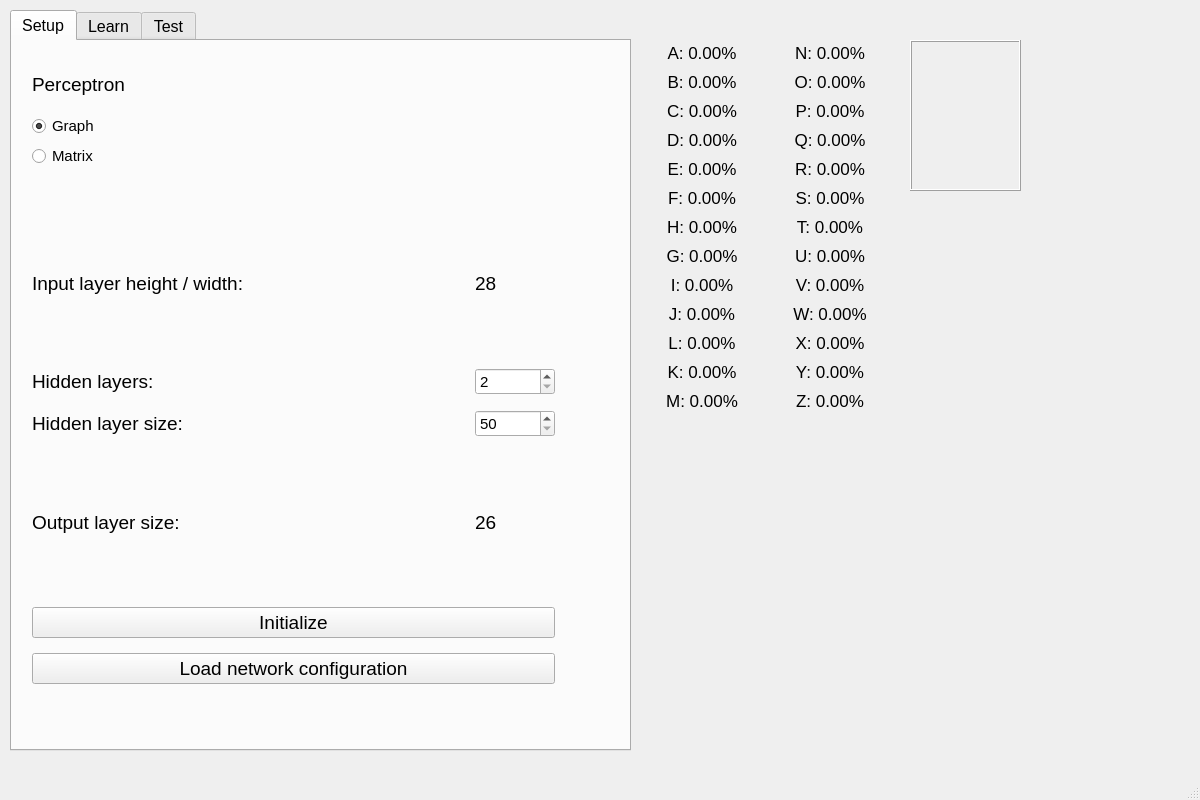
First picture: the form in src/mainwindow.ui, repository IgorMitiukliaev/CPP7_MLP, before the edit.
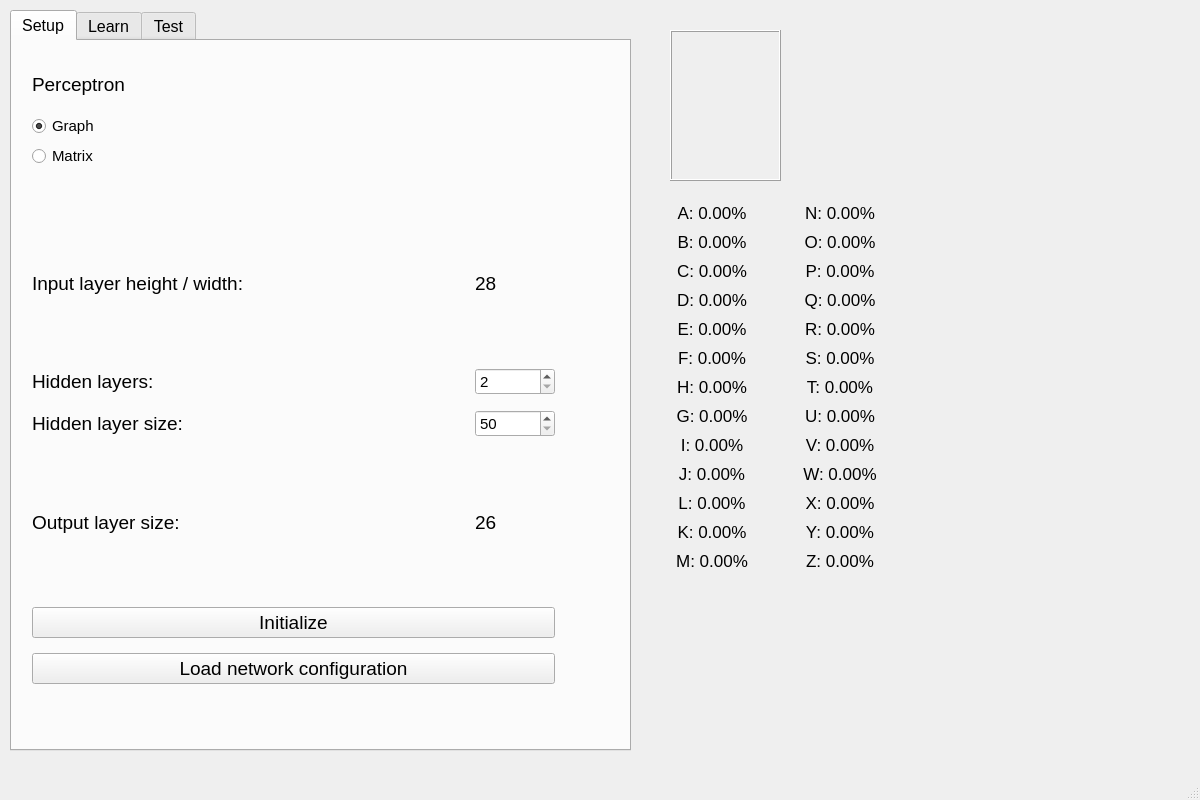
Second picture: the form after the edit.

The edit to the form file:
```diff
--- a/src/mainwindow.ui
+++ b/src/mainwindow.ui
@@ -1258,8 +1258,8 @@
    <widget class="QWidget" name="wgMLP" native="true">
     <property name="geometry">
      <rect>
-      <x>630</x>
-      <y>40</y>
+      <x>640</x>
+      <y>200</y>
       <width>271</width>
       <height>391</height>
      </rect>
@@ -2274,10 +2274,10 @@
    <widget class="QLabel" name="lblError">
     <property name="geometry">
      <rect>
-      <x>650</x>
-      <y>440</y>
+      <x>680</x>
+      <y>590</y>
       <width>391</width>
-      <height>201</height>
+      <height>131</height>
      </rect>
     </property>
     <property name="font">
@@ -2292,8 +2292,8 @@
    <widget class="QLabel" name="lblAnswer">
     <property name="geometry">
      <rect>
-      <x>910</x>
-      <y>40</y>
+      <x>670</x>
+      <y>30</y>
       <width>111</width>
       <height>151</height>
      </rect>
```
